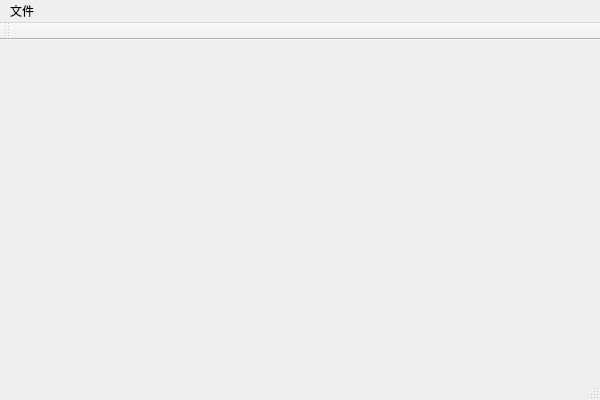
First picture: the form in MainWindow.ui, repository SxyHack/AppSxyEngine, before the edit.
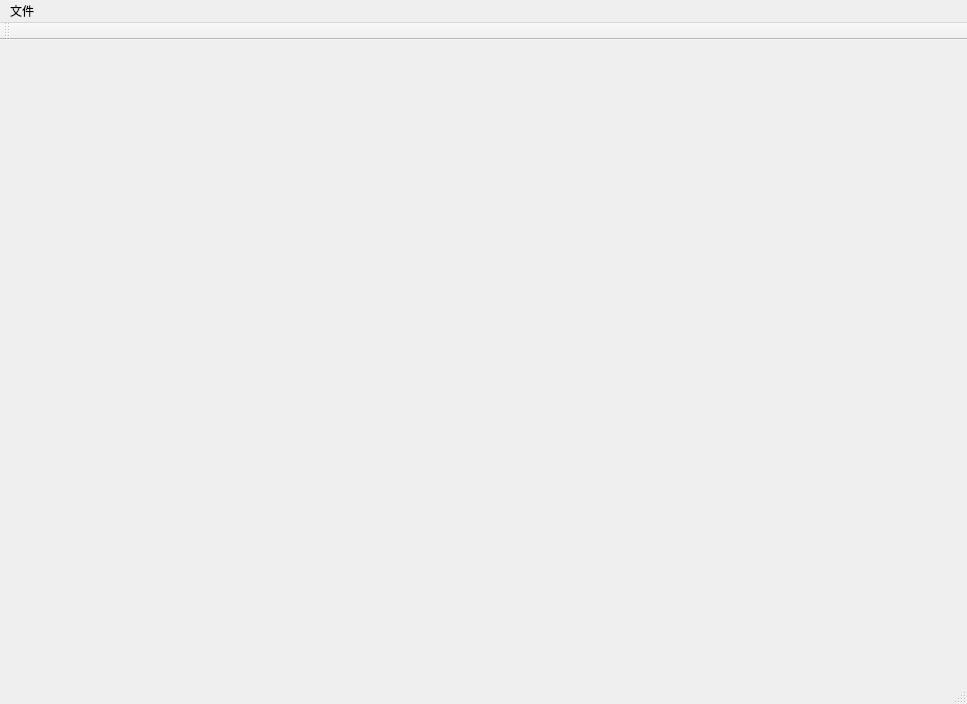
Second picture: the form after the edit.

```diff
--- a/MainWindow.ui
+++ b/MainWindow.ui
@@ -6,8 +6,8 @@
    <rect>
     <x>0</x>
     <y>0</y>
-    <width>600</width>
-    <height>400</height>
+    <width>967</width>
+    <height>704</height>
    </rect>
   </property>
   <property name="windowTitle">
@@ -19,7 +19,7 @@
     <rect>
      <x>0</x>
      <y>0</y>
-     <width>600</width>
+     <width>967</width>
      <height>23</height>
     </rect>
    </property>
```
